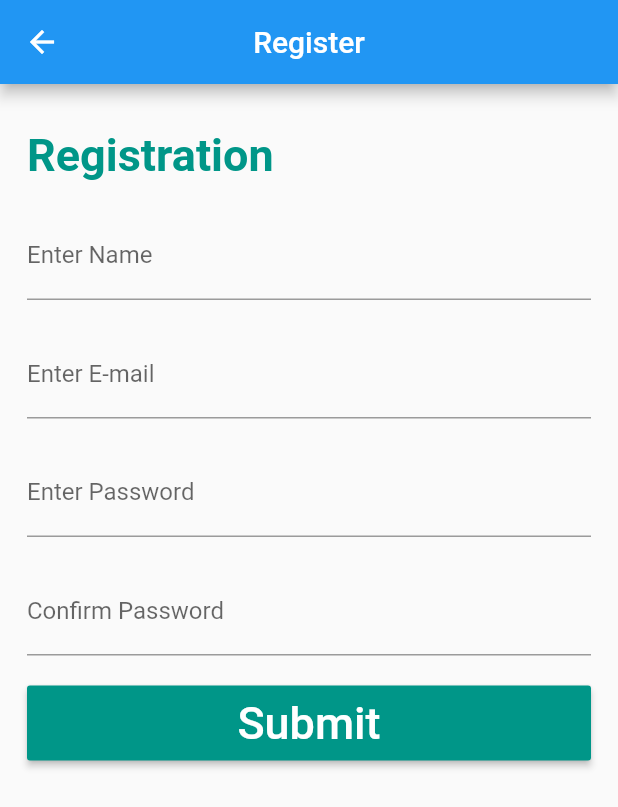
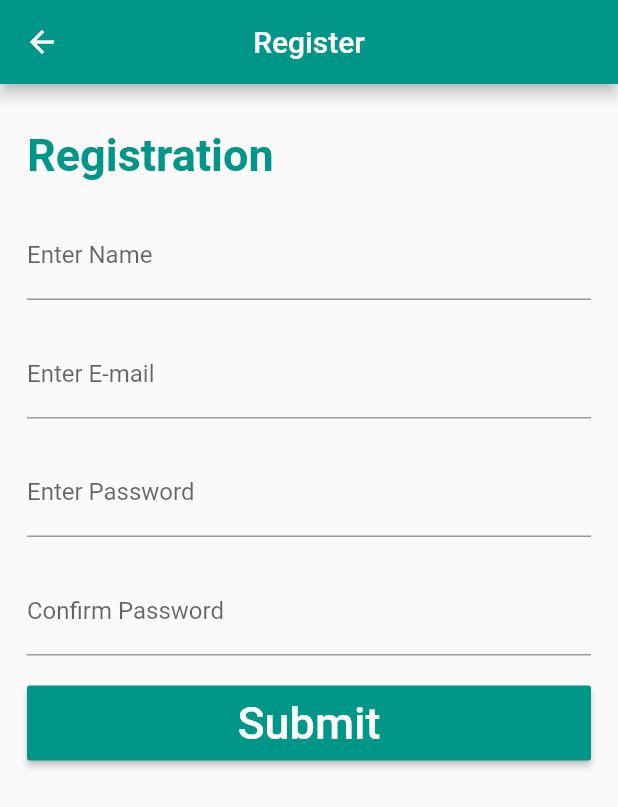
Before and after one commit to nihalmorshed/QuizApp-Preliminary, a Flutter app: the screen it shows after launch, after a tap on "Register", on a phone screen of 412 x 824 dp. Shown: the top 807 px of the screen. Run offline on Flutter 3.47's test engine with Material 2 defaults, Android fonts, the phone set to English and light mode, and no system bars; missing offline and left inert: dart:ffi.

Commit message:
AppbarColorChanges

```diff
--- a/lib/login.dart
+++ b/lib/login.dart
@@ -17,6 +17,7 @@ class _loginregisterState extends State<loginregister> {
       builder: (context) => Scaffold(
         appBar: AppBar(
           centerTitle: true,
+          backgroundColor: Colors.teal,
           title: Text("Start Quiz"),
         ),
         body: Center(
--- a/lib/register.dart
+++ b/lib/register.dart
@@ -18,6 +18,7 @@ class _registerState extends State<register> {
     return Scaffold(
       appBar: AppBar(
         title: Text('Register'),
+        backgroundColor: Colors.teal,
         centerTitle: true,
       ),
       body: Padding(
```
